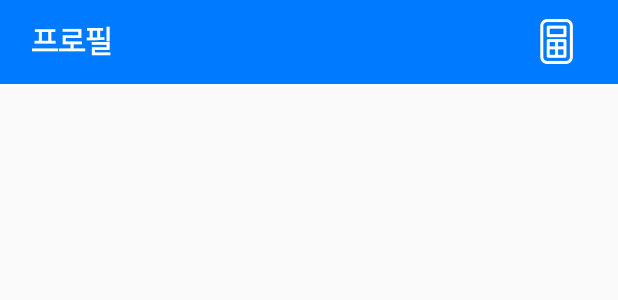
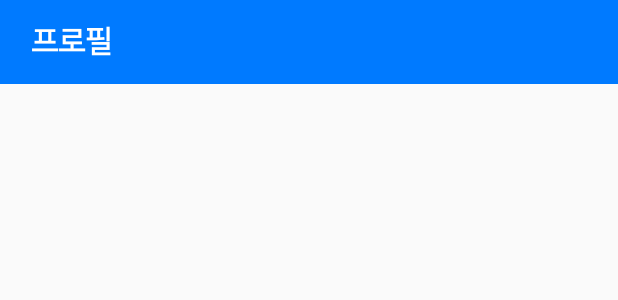
Before and after one commit to mateata/itsmap, an Android app: the layout title_toolbar.xml on its own in the app's theme, with its tools: preview values and no code run, on a phone screen of 412 x 824 dp. Shown: the top 300 px of the screen. Run offline under Robolectric (Android 15) with nearby library versions, the phone set to English and light mode, and no system bars.

Commit message:
- 임시탭 1차정리 끝

```diff
--- a/app/src/main/AndroidManifest.xml
+++ b/app/src/main/AndroidManifest.xml
@@ -36,10 +36,6 @@
             android:windowSoftInputMode="adjustPan|adjustResize"
             android:screenOrientation="portrait">
         </activity>
-        <activity
-            android:name="con.jwlee.itsmap.ui.splash.SetLocalActivity"
-            android:screenOrientation="portrait">
-        </activity>
     </application>
 
 </manifest>
--- a/app/src/main/java/con/jwlee/itsmap/ui/home/HomeFragment.kt
+++ b/app/src/main/java/con/jwlee/itsmap/ui/home/HomeFragment.kt
@@ -4,6 +4,7 @@ import android.os.Bundle
 import android.view.LayoutInflater
 import android.view.View
 import android.view.ViewGroup
+import androidx.navigation.fragment.findNavController
 import con.jwlee.itsmap.R
 import con.jwlee.itsmap.ui.BaseActivity
 import con.jwlee.itsmap.ui.BaseFragment
@@ -49,6 +50,7 @@ class HomeFragment : BaseFragment() {
             if(mapYn) {
                 map_temp.setBackgroundResource(R.drawable.map_temp_sw)
                 mapYn = false
+                findNavController().navigate(R.id.navigation_flip)
             } else {
                 map_temp.setBackgroundResource(R.drawable.map_temp_click)
                 mapYn = true
--- a/app/src/main/res/layout/title_toolbar.xml
+++ b/app/src/main/res/layout/title_toolbar.xml
@@ -23,32 +23,17 @@
         android:textStyle="bold"
         android:textSize="20sp" />
 
-    <EditText
-        android:id="@+id/searchEt"
-        android:layout_width="230dp"
-        android:layout_height="40dp"
-        android:layout_alignParentBottom="true"
-        android:layout_marginBottom="5dp"
-        android:layout_gravity="center_horizontal|bottom"
-        android:layout_marginLeft="11dp"
-        android:layout_toLeftOf="@+id/bt_search"
-        android:background="@drawable/edit_rounded"
-        android:inputType="text"
-        android:imeOptions="actionSearch"
-        android:paddingLeft="10dp"
-        android:singleLine="true"
-        android:textSize="16sp"
-        android:visibility="gone"/>
 
     <Button
-        android:id="@+id/bt_calc"
-        android:layout_width="50dp"
+        android:id="@+id/bt_text"
+        android:layout_width="80dp"
         android:layout_height="50dp"
         android:layout_alignParentRight="true"
         android:layout_centerVertical="true"
         android:layout_marginRight="16dp"
         android:paddingLeft="0dp"
         android:paddingRight="0dp"
-        android:background="@drawable/bt_calc" />
+        android:background="@drawable/bt_text"
+        android:visibility="gone"/>
 
 </RelativeLayout>
--- a/app/src/main/res/navigation/mobile_navigation.xml
+++ b/app/src/main/res/navigation/mobile_navigation.xml
@@ -37,10 +37,10 @@
         tools:layout="@layout/fragment_profile" />
 
     <fragment
-        android:id="@+id/navigation_gooddetail"
-        android:name="con.jwlee.itsmap.ui.community.GoodDetailFragment"
+        android:id="@+id/navigation_flip"
+        android:name="con.jwlee.itsmap.ui.home.FlipFragment"
         android:label="@string/title_dashboard"
-        tools:layout="@layout/good_detail" />
+        tools:layout="@layout/fragment_flip" />
 
     <fragment
         android:id="@+id/navigation_calc"
```
Also changed, not shown: app/src/main/java/con/jwlee/itsmap/ui/community/CommunityFragment.kt (+2 -6 lines), app/src/main/java/con/jwlee/itsmap/ui/home/FlipFragment.kt (added, +84 -0 lines), app/src/main/java/con/jwlee/itsmap/ui/menu/MenuFragment.kt (+6 -1 lines), app/src/main/java/con/jwlee/itsmap/ui/splash/SetLocalActivity.kt (deleted, +0 -97 lines), app/src/main/res/layout/fragment_flip.xml (added, +41 -0 lines), app/src/main/res/drawable/bt_text.png (added), app/src/main/res/drawable/flip1.png (added), app/src/main/res/drawable/flip2.png (added), app/src/main/res/drawable/flip3.png (added), app/src/main/res/drawable/flip4.png (added).
